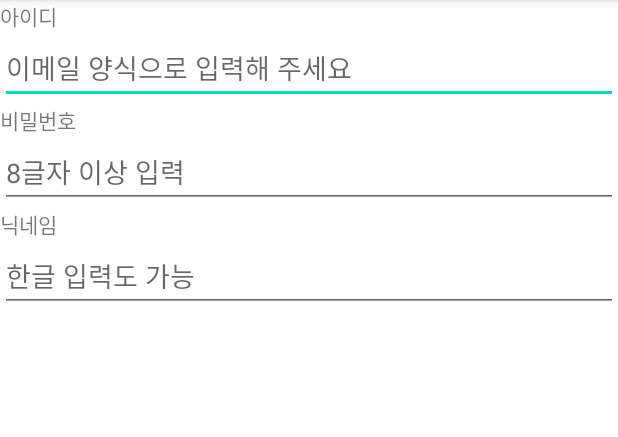
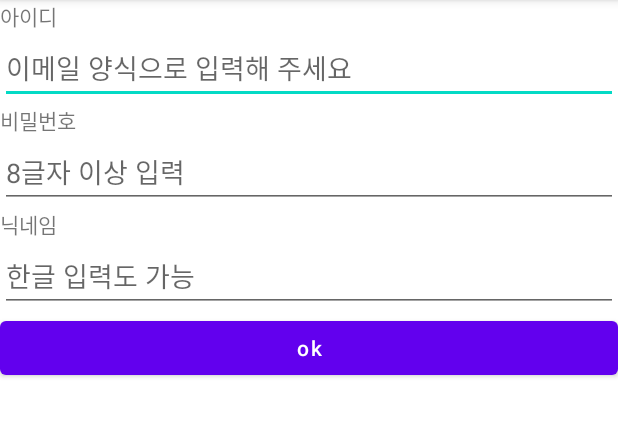
Before and after one commit to ujin-Bang/Myfirst, an Android app: the screen it shows after launch (MainActivity), on a phone screen of 412 x 824 dp, the part 84-521 px from its top. Run offline under Robolectric (Android 15) with nearby library versions, the phone set to English and light mode, and no system bars.

Commit message:
기본 버튼 사용 예시  - textAllCaps : 소문자 표시

```diff
--- a/app/src/main/res/layout/activity_main.xml
+++ b/app/src/main/res/layout/activity_main.xml
@@ -40,6 +40,12 @@
         android:singleLine="true"
         android:hint="한글 입력도 가능"/>
 
+    <Button
+        android:layout_width="match_parent"
+        android:layout_height="wrap_content"
+        android:textAllCaps="false"
+        android:text="ok"/>
+
 
 
 </LinearLayout>
```
